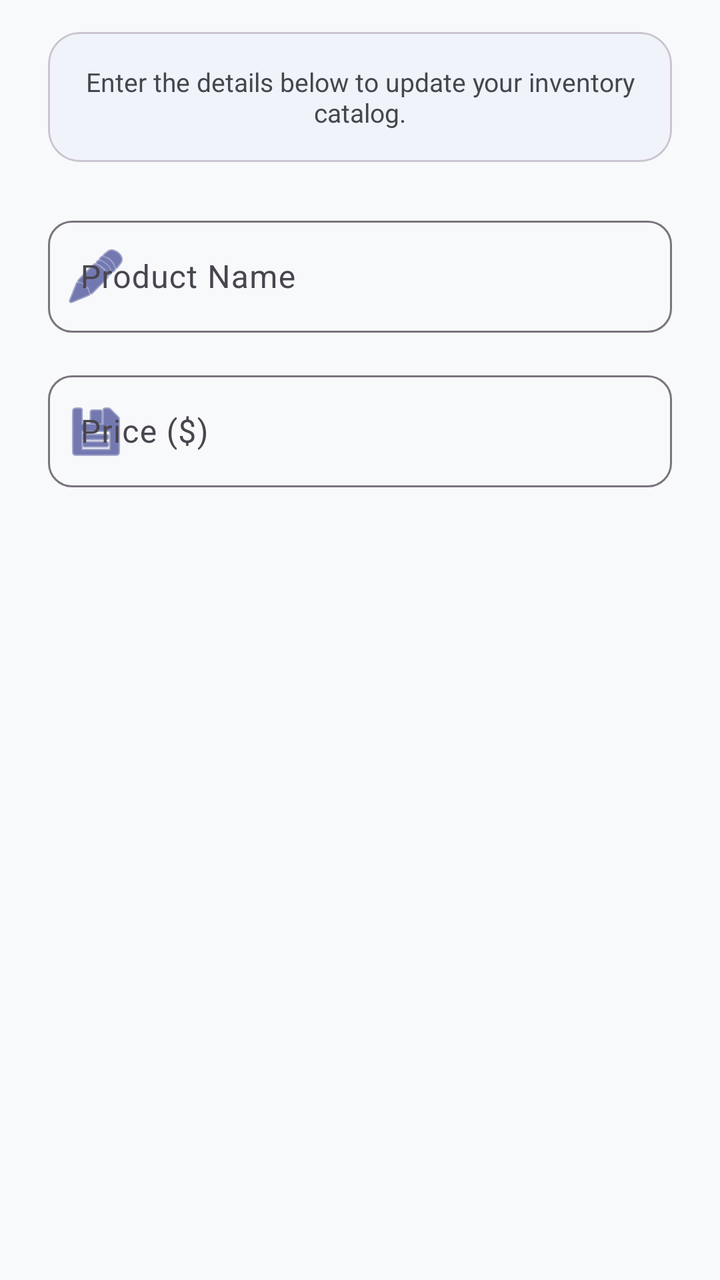
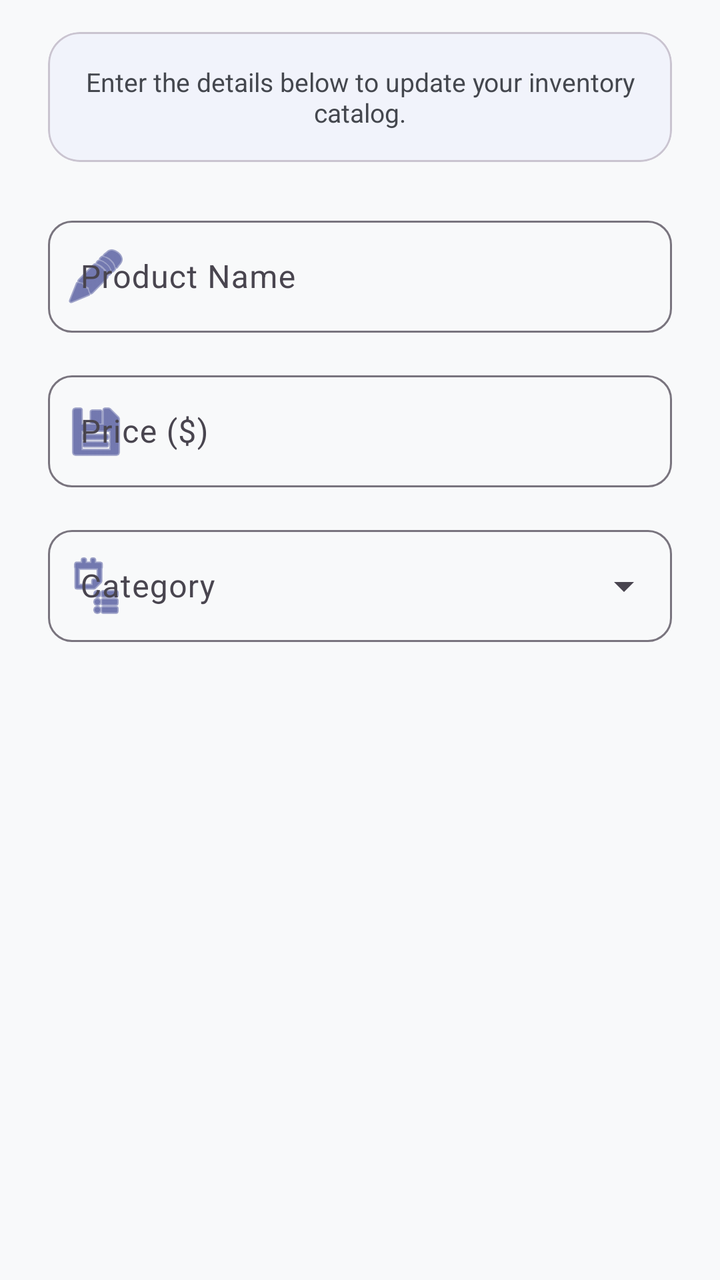

Compare the two renders of this Android layout. The source of the first and the diff that turns it into the second are given below.
<!-- AndroidManifest.xml: application theme Theme.PosExpress -->
<!-- res/layout/dialog_add_product.xml -->
<?xml version="1.0" encoding="utf-8"?>
<ScrollView xmlns:android="http://schemas.android.com/apk/res/android"
    xmlns:app="http://schemas.android.com/apk/res-auto"
    android:layout_width="match_parent"
    android:layout_height="wrap_content">

    <LinearLayout
        android:layout_width="match_parent"
        android:layout_height="wrap_content"
        android:orientation="vertical"
        android:paddingHorizontal="24dp"
        android:paddingTop="16dp"
        android:paddingBottom="24dp">

        <com.google.android.material.card.MaterialCardView
            android:layout_width="match_parent"
            android:layout_height="wrap_content"
            app:cardCornerRadius="16dp"
            app:cardElevation="0dp"
            app:cardBackgroundColor="#F1F3FB"
            android:layout_marginBottom="24dp">

            <TextView
                android:layout_width="match_parent"
                android:layout_height="wrap_content"
                android:padding="16dp"
                android:text="Enter the details below to update your inventory catalog."
                android:textColor="@color/textSecondary"
                android:textSize="13sp"
                android:textAlignment="center" />
        </com.google.android.material.card.MaterialCardView>

        <com.google.android.material.textfield.TextInputLayout
            android:layout_width="match_parent"
            android:layout_height="wrap_content"
            android:hint="Product Name"
            style="@style/Widget.Material3.TextInputLayout.OutlinedBox"
            app:startIconDrawable="@android:drawable/ic_menu_edit"
            app:startIconTint="@color/primaryNavy"
            app:shapeAppearanceOverlay="@style/ShapeAppearance.PaySwift.Rounded"
            android:layout_marginBottom="16dp">

            <com.google.android.material.textfield.TextInputEditText
                android:id="@+id/etProductName"
                android:layout_width="match_parent"
                android:layout_height="wrap_content"
                android:minHeight="56dp"
                android:inputType="textCapWords"
                android:textColor="@color/textPrimary" />

        </com.google.android.material.textfield.TextInputLayout>

        <com.google.android.material.textfield.TextInputLayout
            android:layout_width="match_parent"
            android:layout_height="wrap_content"
            android:hint="Price ($)"
            style="@style/Widget.Material3.TextInputLayout.OutlinedBox"
            app:startIconDrawable="@android:drawable/ic_menu_save"
            app:startIconTint="@color/primaryNavy"
            app:shapeAppearanceOverlay="@style/ShapeAppearance.PaySwift.Rounded"
            android:layout_marginBottom="8dp">

            <com.google.android.material.textfield.TextInputEditText
                android:id="@+id/etProductPrice"
                android:layout_width="match_parent"
                android:layout_height="wrap_content"
                android:minHeight="56dp"
                android:inputType="numberDecimal"
                android:textColor="@color/textPrimary" />

        </com.google.android.material.textfield.TextInputLayout>

    </LinearLayout>
</ScrollView>
<!-- resources referenced by this layout -->
<resources>
  <color name="primaryNavy">#1A237E</color>
  <color name="textPrimary">#1A1C1E</color>
  <color name="textSecondary">#44474E</color>
  <style name="ShapeAppearance.PaySwift.Rounded" parent="">
          <item name="cornerSize">12dp</item>
      </style>
  <style name="Theme.PosExpress" parent="Base.Theme.PosExpress" />
  <style name="Base.Theme.PosExpress" parent="Theme.Material3.DayNight.NoActionBar">
          <item name="colorPrimary">@color/primaryNavy</item>
          <item name="colorOnPrimary">@color/white</item>
          <item name="android:windowBackground">@color/backgroundOffWhite</item>
          <item name="android:statusBarColor">@color/primaryNavy</item>
          <item name="colorSecondaryContainer">@color/surfaceVariant</item>
          <item name="colorOnSecondaryContainer">@color/primaryNavy</item>
      </style>
  <color name="white">#FFFFFF</color>
  <color name="backgroundOffWhite">#F8F9FA</color>
  <color name="surfaceVariant">#E1E2EC</color>
</resources>

<!-- the commit's change to res/layout/dialog_add_product.xml (unified diff, before → after) -->
@@ -58,7 +58,7 @@
             app:startIconDrawable="@android:drawable/ic_menu_save"
             app:startIconTint="@color/primaryNavy"
             app:shapeAppearanceOverlay="@style/ShapeAppearance.PaySwift.Rounded"
-            android:layout_marginBottom="8dp">
+            android:layout_marginBottom="16dp">
 
             <com.google.android.material.textfield.TextInputEditText
                 android:id="@+id/etProductPrice"
@@ -70,5 +70,25 @@
 
         </com.google.android.material.textfield.TextInputLayout>
 
+        <com.google.android.material.textfield.TextInputLayout
+            android:layout_width="match_parent"
+            android:layout_height="wrap_content"
+            android:hint="Category"
+            style="@style/Widget.Material3.TextInputLayout.OutlinedBox.ExposedDropdownMenu"
+            app:startIconDrawable="@android:drawable/ic_menu_agenda"
+            app:startIconTint="@color/primaryNavy"
+            app:shapeAppearanceOverlay="@style/ShapeAppearance.PaySwift.Rounded"
+            android:layout_marginBottom="8dp">
+
+            <com.google.android.material.textfield.MaterialAutoCompleteTextView
+                android:id="@+id/etProductCategory"
+                android:layout_width="match_parent"
+                android:layout_height="wrap_content"
+                android:minHeight="56dp"
+                android:inputType="text"
+                android:textColor="@color/textPrimary" />
+
+        </com.google.android.material.textfield.TextInputLayout>
+
     </LinearLayout>
 </ScrollView>
